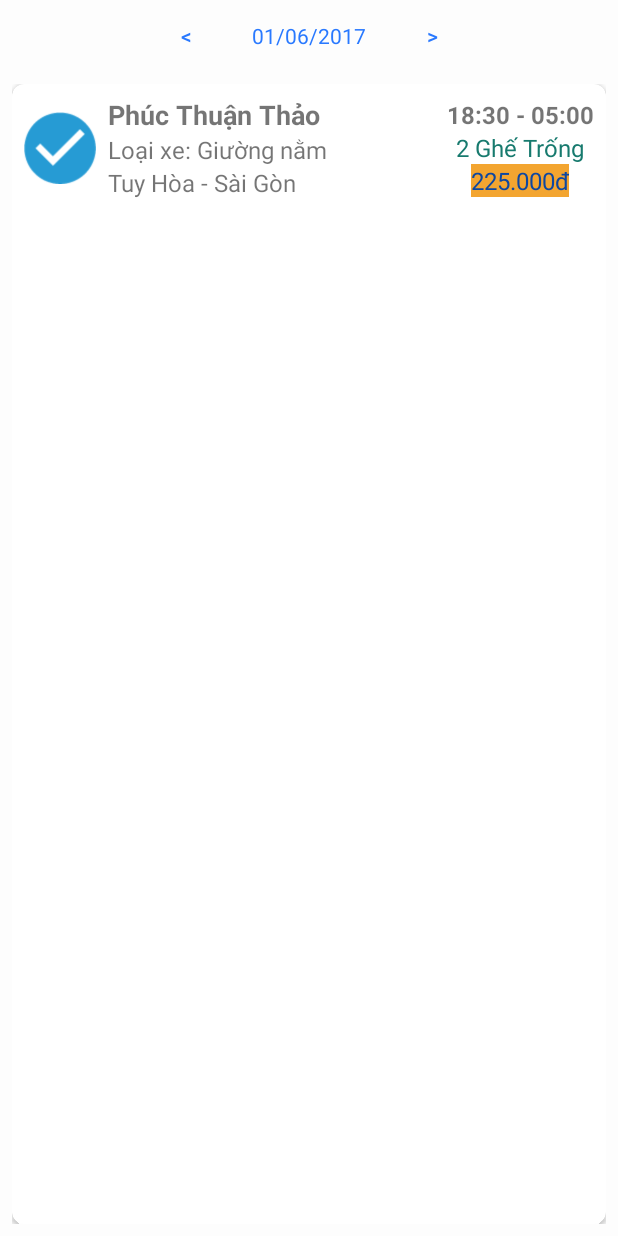
After one commit to Lethanhquang165/HUWATIEXPRESS, an Android app: the layout activity_trips.xml on its own in the app's theme, with its tools: preview values and no code run, on a phone screen of 412 x 824 dp. The commit adds this screen. Run offline under Robolectric (Android 15) with nearby library versions, the phone set to English and light mode, and no system bars.

Commit message:
[HUWA-5] List Trips

```diff
--- a/app/src/main/AndroidManifest.xml
+++ b/app/src/main/AndroidManifest.xml
@@ -13,16 +13,14 @@
         android:supportsRtl="true"
         android:theme="@style/AppTheme">
 
-
-        <!--Start Login Activity-->
+        <!-- Start Login Activity -->
         <activity
             android:name=".View.Login.LoginActivity"
-            android:theme="@style/AppTheme.NoActionBar">
+            android:theme="@style/AppTheme.NoActionBar"></activity>
+        <!-- End Login Activity -->
 
-        </activity>
-        <!--End Login Activity-->
 
-        <!--Start Activity Facebook -->
+        <!-- Start Activity Facebook -->
         <activity
             android:name="com.facebook.FacebookActivity"
             android:configChanges="keyboard|keyboardHidden|screenLayout|screenSize|orientation"
@@ -39,21 +37,24 @@
                 <data android:scheme="@string/fb_login_protocol_scheme" />
             </intent-filter>
         </activity>
-        <!--End Activity Facebook -->
+        <!-- End Activity Facebook -->
+
 
         <!-- Meta data of Facebook -->
         <meta-data
             android:name="com.facebook.sdk.ApplicationId"
             android:value="@string/facebook_app_id" />
 
-        <!--Start Register Activity-->
+        <!-- Start Register Activity -->
         <activity
             android:name=".View.Register.RegisterActivity"
             android:theme="@style/AppTheme.NoActionBar" />
-        <!--End Register Activity-->
+        <!-- End Register Activity -->
 
-        <!--Start Main Activity-->
-        <activity android:name=".View.MainActivity"
+
+        <!-- Start Main Activity -->
+        <activity
+            android:name=".View.MainActivity"
             android:theme="@style/AppTheme.NoActionBar">
             <intent-filter>
                 <action android:name="android.intent.action.MAIN" />
@@ -61,7 +62,8 @@
                 <category android:name="android.intent.category.LAUNCHER" />
             </intent-filter>
         </activity>
-        <!--End Main Activity-->
+        <!-- End Main Activity -->
+        <activity android:name=".View.Activity.TripsActivity"></activity>
     </application>
 
 </manifest>
--- /dev/null
+++ b/app/src/main/java/vn/edu/hutech/lvtien/huwatiexpressapplication/View/Activity/TripsActivity.java
@@ -0,0 +1,15 @@
+package vn.edu.hutech.lvtien.huwatiexpressapplication.View.Activity;
+
+import android.support.v7.app.AppCompatActivity;
+import android.os.Bundle;
+
+import vn.edu.hutech.lvtien.huwatiexpressapplication.R;
+
+public class TripsActivity extends AppCompatActivity {
+
+    @Override
+    protected void onCreate(Bundle savedInstanceState) {
+        super.onCreate(savedInstanceState);
+        setContentView(R.layout.activity_trips);
+    }
+}
--- /dev/null
+++ b/app/src/main/res/layout/activity_trips.xml
@@ -0,0 +1,56 @@
+<?xml version="1.0" encoding="utf-8"?>
+<android.support.constraint.ConstraintLayout xmlns:android="http://schemas.android.com/apk/res/android"
+    xmlns:app="http://schemas.android.com/apk/res-auto"
+    xmlns:tools="http://schemas.android.com/tools"
+    android:layout_width="match_parent"
+    android:layout_height="match_parent"
+    android:background="@color/color_white_gray"
+    tools:context="vn.edu.hutech.lvtien.huwatiexpressapplication.View.Activity.TripsActivity">
+
+    <LinearLayout
+        android:id="@+id/linearLayout4"
+        android:layout_width="wrap_content"
+        android:layout_height="wrap_content"
+        android:layout_marginEnd="8dp"
+        android:layout_marginLeft="8dp"
+        android:layout_marginRight="8dp"
+        android:layout_marginStart="8dp"
+        android:gravity="center_horizontal"
+        app:layout_constraintLeft_toLeftOf="parent"
+        app:layout_constraintRight_toRightOf="parent"
+        tools:layout_editor_absoluteY="0dp">
+
+        <Button
+            style="@style/Widget.AppCompat.Button.Borderless"
+            android:layout_width="wrap_content"
+            android:layout_height="wrap_content"
+            android:text="@string/trips_text_prev"
+            android:textColor="@color/colorAccent" />
+
+        <TextView
+            android:layout_width="wrap_content"
+            android:layout_height="wrap_content"
+            android:text="@string/trips_text_date"
+            android:textColor="@color/colorAccent" />
+
+        <Button
+            style="@style/Widget.AppCompat.Button.Borderless"
+            android:layout_width="wrap_content"
+            android:layout_height="wrap_content"
+            android:text="@string/trips_text_next"
+            android:textColor="@color/colorAccent" />
+    </LinearLayout>
+
+    <android.support.v7.widget.RecyclerView
+        android:layout_width="0dp"
+        android:layout_height="0dp"
+        android:layout_marginBottom="8dp"
+        android:layout_marginLeft="8dp"
+        android:layout_marginRight="8dp"
+        android:layout_marginTop="8dp"
+        app:layout_constraintBottom_toBottomOf="parent"
+        app:layout_constraintLeft_toLeftOf="parent"
+        app:layout_constraintRight_toRightOf="parent"
+        app:layout_constraintTop_toBottomOf="@+id/linearLayout4"
+        tools:listitem="@layout/item_ticket_list" />
+</android.support.constraint.ConstraintLayout>
--- a/app/src/main/res/layout/fragment_ticket.xml
+++ b/app/src/main/res/layout/fragment_ticket.xml
@@ -93,7 +93,7 @@
                 android:orientation="horizontal"
                 app:layout_constraintBottom_toBottomOf="parent"
                 app:layout_constraintLeft_toLeftOf="parent"
-                app:layout_constraintRight_toLeftOf="@id/btnNext"
+                app:layout_constraintRight_toLeftOf="@+id/btnNext"
                 app:layout_constraintTop_toTopOf="parent"
                 app:sc_border_width="@dimen/segmented_border_width"
                 app:sc_corner_radius="@dimen/segmented_corner_radius">
--- /dev/null
+++ b/app/src/main/res/layout/item_ticket_list.xml
@@ -0,0 +1,97 @@
+<?xml version="1.0" encoding="utf-8"?>
+<android.support.v7.widget.CardView xmlns:android="http://schemas.android.com/apk/res/android"
+    xmlns:app="http://schemas.android.com/apk/res-auto"
+    xmlns:tools="http://schemas.android.com/tools"
+    android:layout_width="match_parent"
+    android:layout_height="match_parent"
+    app:cardCornerRadius="8dp">
+
+    <android.support.constraint.ConstraintLayout
+        android:layout_width="match_parent"
+        android:layout_height="wrap_content">
+
+        <ImageView
+            android:id="@+id/imgCheck"
+            android:layout_width="48dp"
+            android:layout_height="48dp"
+            android:layout_marginBottom="8dp"
+            android:layout_marginLeft="8dp"
+            android:layout_marginTop="8dp"
+            android:src="@drawable/ic_save"
+            app:layout_constraintBottom_toBottomOf="parent"
+            app:layout_constraintLeft_toLeftOf="parent"
+            app:layout_constraintTop_toTopOf="parent" />
+
+        <LinearLayout
+            android:layout_width="0dp"
+            android:layout_height="wrap_content"
+            android:layout_marginBottom="8dp"
+            android:layout_marginLeft="8dp"
+            android:layout_marginRight="8dp"
+            android:layout_marginTop="8dp"
+            android:orientation="vertical"
+            app:layout_constraintBottom_toBottomOf="parent"
+            app:layout_constraintLeft_toRightOf="@+id/imgCheck"
+            app:layout_constraintRight_toLeftOf="@+id/linearLayout2"
+            app:layout_constraintTop_toTopOf="parent">
+
+            <TextView
+                android:layout_width="wrap_content"
+                android:layout_height="wrap_content"
+                android:maxLines="1"
+                android:text="@string/item_ticket_car_name"
+                android:textSize="18sp"
+                android:textStyle="bold" />
+
+            <TextView
+                android:layout_width="wrap_content"
+                android:layout_height="wrap_content"
+                android:maxLines="1"
+                android:text="@string/item_ticket_car_type"
+                android:textSize="16sp" />
+
+            <TextView
+                android:layout_width="wrap_content"
+                android:layout_height="wrap_content"
+                android:maxLines="1"
+                android:text="@string/item_ticket_round"
+                android:textSize="16sp" />
+        </LinearLayout>
+
+        <LinearLayout
+            android:id="@+id/linearLayout2"
+            android:layout_width="wrap_content"
+            android:layout_height="wrap_content"
+            android:layout_marginBottom="8dp"
+            android:layout_marginRight="8dp"
+            android:layout_marginTop="8dp"
+            android:gravity="center_horizontal"
+            android:orientation="vertical"
+            app:layout_constraintBottom_toBottomOf="parent"
+            app:layout_constraintRight_toRightOf="parent"
+            app:layout_constraintTop_toTopOf="parent">
+
+            <TextView
+                android:layout_width="wrap_content"
+                android:layout_height="wrap_content"
+                android:text="@string/item_ticket_time"
+                android:textSize="16sp"
+                android:textStyle="bold" />
+
+            <TextView
+                android:layout_width="wrap_content"
+                android:layout_height="wrap_content"
+                android:text="@string/item_ticket_seat"
+                android:textColor="@color/color_green"
+                android:textSize="16sp" />
+
+            <TextView
+                android:layout_width="wrap_content"
+                android:layout_height="wrap_content"
+                android:background="#F3A530"
+                android:text="@string/item_ticket_price"
+                android:textColor="@color/colorPrimary"
+                android:textSize="16sp" />
+        </LinearLayout>
+    </android.support.constraint.ConstraintLayout>
+</android.support.v7.widget.CardView>
--- a/app/src/main/res/values/strings.xml
+++ b/app/src/main/res/values/strings.xml
@@ -46,4 +46,18 @@
     <string name="ticket_round_trip">Round trip</string>
     <!--End Ticket Layout-->
 
+    <!--Start Trips Layout-->
+    <string name="trips_text_prev"><![CDATA[<]]></string>
+    <string name="trips_text_date">01/06/2017</string>
+    <string name="trips_text_next"><![CDATA[>]]></string>
+    <!--End Trips Layout-->
+
+    <!--Start Item Ticket List-->
+    <string name="item_ticket_car_name">Phúc Thuận Thảo</string>
+    <string name="item_ticket_car_type">Loại xe: Giường nằm</string>
+    <string name="item_ticket_round">Tuy Hòa - Sài Gòn</string>
+    <string name="item_ticket_time">18:30 - 05:00</string>
+    <string name="item_ticket_seat">2 Ghế Trống</string>
+    <string name="item_ticket_price">225.000đ</string>
+    <!--End Item Ticket List-->
 </resources>
```
Also changed, not shown: app/src/main/res/drawable/ic_add.png (added), app/src/main/res/drawable/ic_add_pressed.png (added), app/src/main/res/drawable/ic_back.png (added), app/src/main/res/drawable/ic_back_pressed.png (added), app/src/main/res/drawable/ic_next.png (added), app/src/main/res/drawable/ic_next_normal.png (added), app/src/main/res/drawable/ic_next_pressed.png, app/src/main/res/drawable/ic_phone.png (added), app/src/main/res/drawable/ic_phone_pressed.png (added), app/src/main/res/drawable/ic_save.png (added), app/src/main/res/drawable/ic_save_pressed.png (added).
